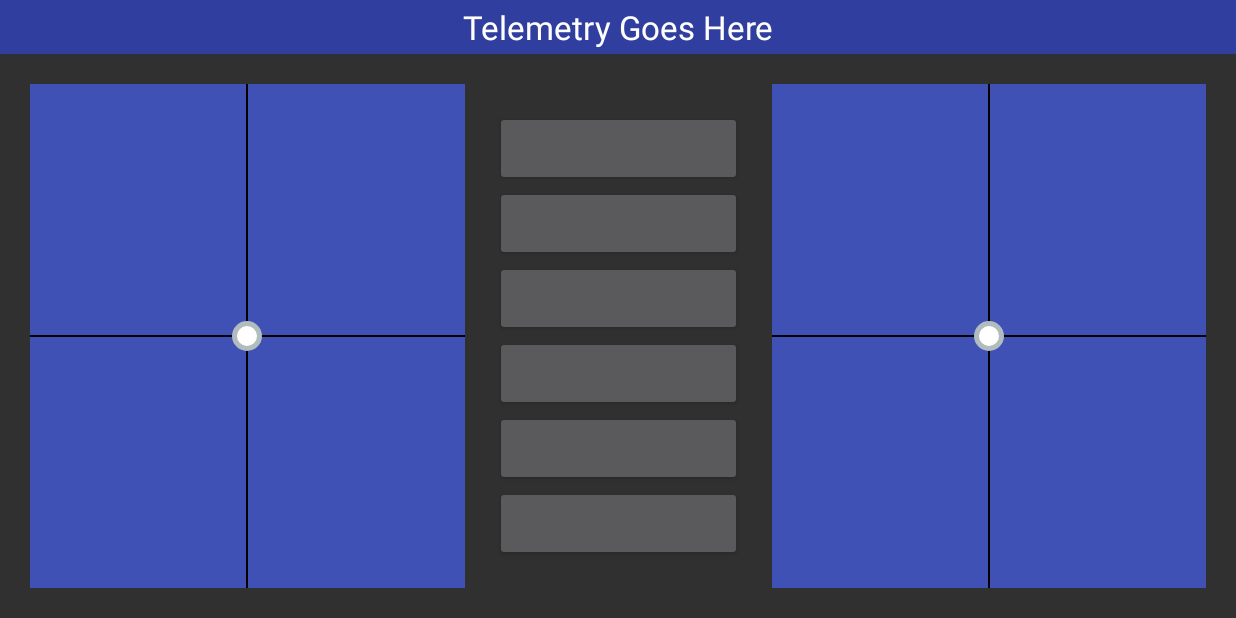
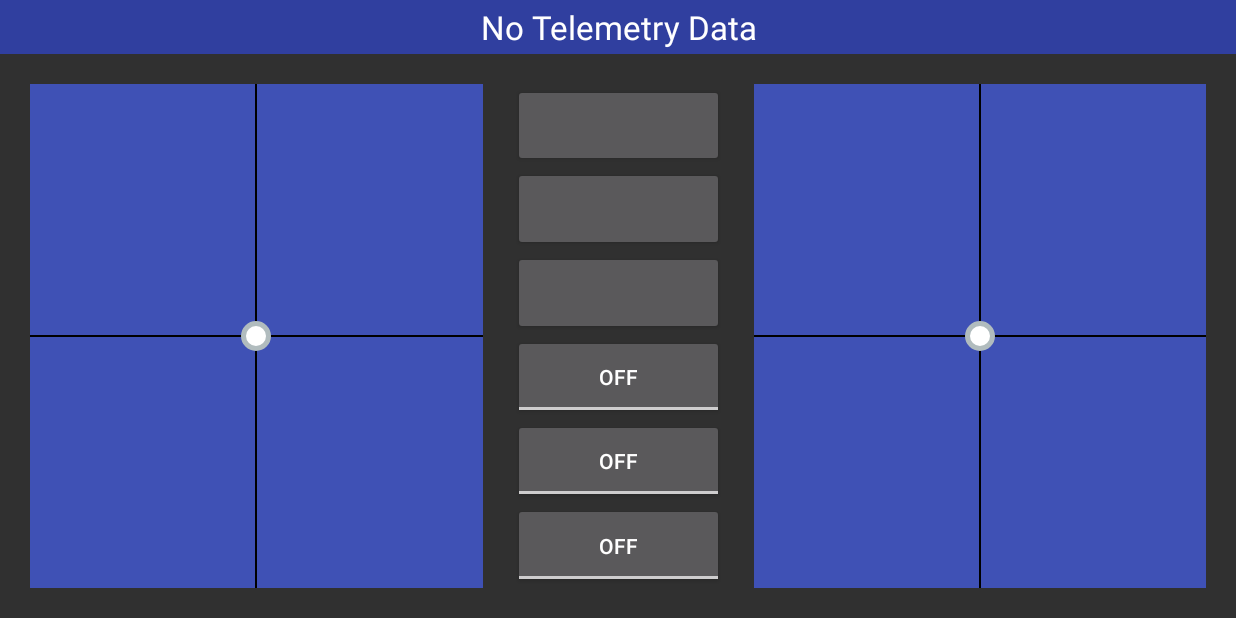
Before and after one commit to cameronfr/RobotRemote, an Android app: the ControllerActivity screen opened directly, with no data from a screen before it, on a phone screen of 824 x 412 dp (held sideways). Run offline under Robolectric (Android 15) with nearby library versions, the phone set to English and light mode, and no system bars.

Commit message:
added toggle buttons; made button heights dynamic

```diff
--- a/app/src/main/res/layout/activity_controller.xml
+++ b/app/src/main/res/layout/activity_controller.xml
@@ -20,7 +20,7 @@
             android:layout_width="match_parent"
             android:layout_height="wrap_content"
             android:textAppearance="?android:attr/textAppearanceLarge"
-            android:text="Telemetry Goes Here"
+            android:text="No Telemetry Data"
             android:id="@+id/telemetryText"
             android:layout_gravity="center"
             android:gravity="center"/>
@@ -31,13 +31,13 @@
         android:layout_width="match_parent"
         android:layout_height="wrap_content"
         android:layout_gravity="center_horizontal"
-        android:layout_weight="1">
+        android:layout_weight="1"
+        android:padding="20dp">
 
         <FrameLayout
             android:layout_width="match_parent"
             android:layout_height="match_parent"
-            android:layout_weight="6"
-            android:padding="20dp">
+            android:layout_weight="6">
 
             <FrameLayout android:id="@+id/ctrl_leftTouchPad"
                 android:layout_width="match_parent"
@@ -73,38 +73,48 @@
             android:layout_width="match_parent"
             android:layout_height="match_parent"
             android:gravity="center_vertical|center_horizontal"
-            android:layout_weight="8">
+            android:layout_weight="7.5"
+            android:paddingLeft="20dp"
+            android:paddingRight="20dp"
+            >
+
 
             <Button android:id="@+id/ctrl_btn1"
                 android:layout_width="match_parent"
-                android:layout_height="50dp"/>
+                android:layout_height="0px"
+                android:layout_weight="0.166"/>
 
             <Button android:id="@+id/ctrl_btn2"
                 android:layout_width="match_parent"
-                android:layout_height="50dp"/>
+                android:layout_height="0px"
+                android:layout_weight="0.166"/>
 
             <Button android:id="@+id/ctrl_btn3"
                 android:layout_width="match_parent"
-                android:layout_height="50dp"/>
+                android:layout_height="0px"
+                android:layout_weight="0.166"/>
 
-            <Button android:id="@+id/ctrl_btn4"
+            <ToggleButton android:id="@+id/ctrl_btn4"
                 android:layout_width="match_parent"
-                android:layout_height="50dp"/>
+                android:layout_height="0px"
+                android:layout_weight="0.166"/>
 
-            <Button android:id="@+id/ctrl_btn5"
+            <ToggleButton android:id="@+id/ctrl_btn5"
                 android:layout_width="match_parent"
-                android:layout_height="50dp"/>
+                android:layout_height="0px"
+                android:layout_weight="0.166"/>
 
-            <Button android:id="@+id/ctrl_btn6"
+            <ToggleButton android:id="@+id/ctrl_btn6"
                 android:layout_width="match_parent"
-                android:layout_height="50dp"/>
+                android:layout_height="0px"
+                android:layout_weight="0.166"/>
         </LinearLayout>
 
         <FrameLayout
             android:layout_width="match_parent"
             android:layout_height="match_parent"
             android:layout_weight="6"
-            android:padding="20dp">
+            >
 
             <FrameLayout android:id="@+id/ctrl_rightTouchPad"
                 android:layout_width="match_parent"
```
